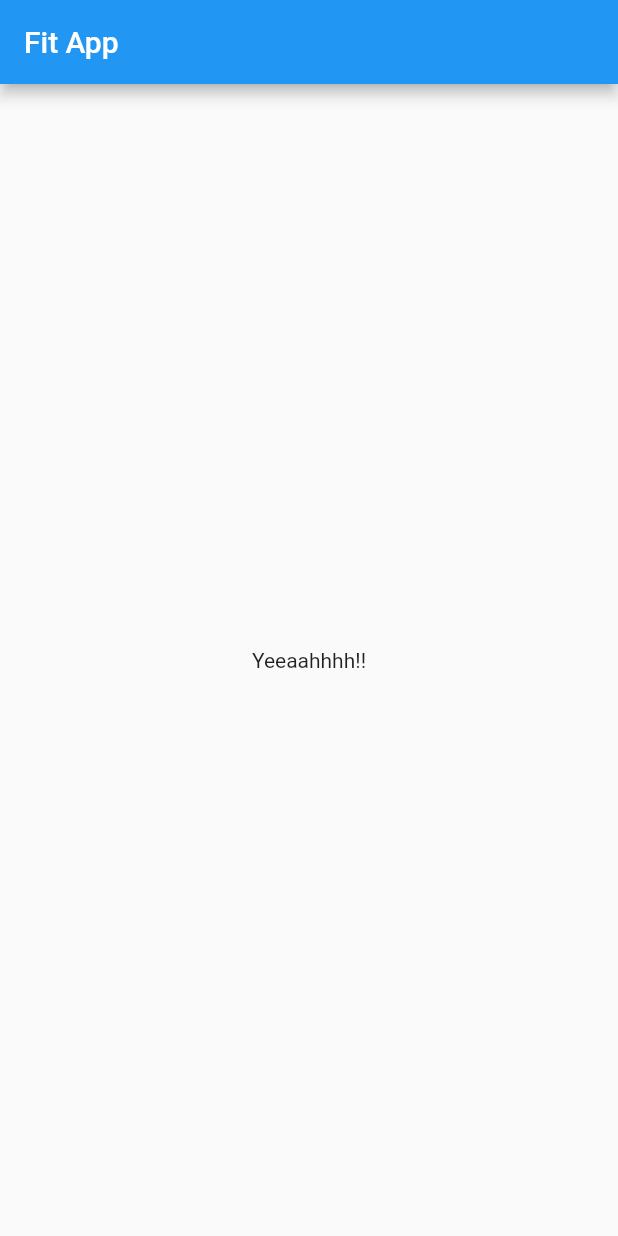
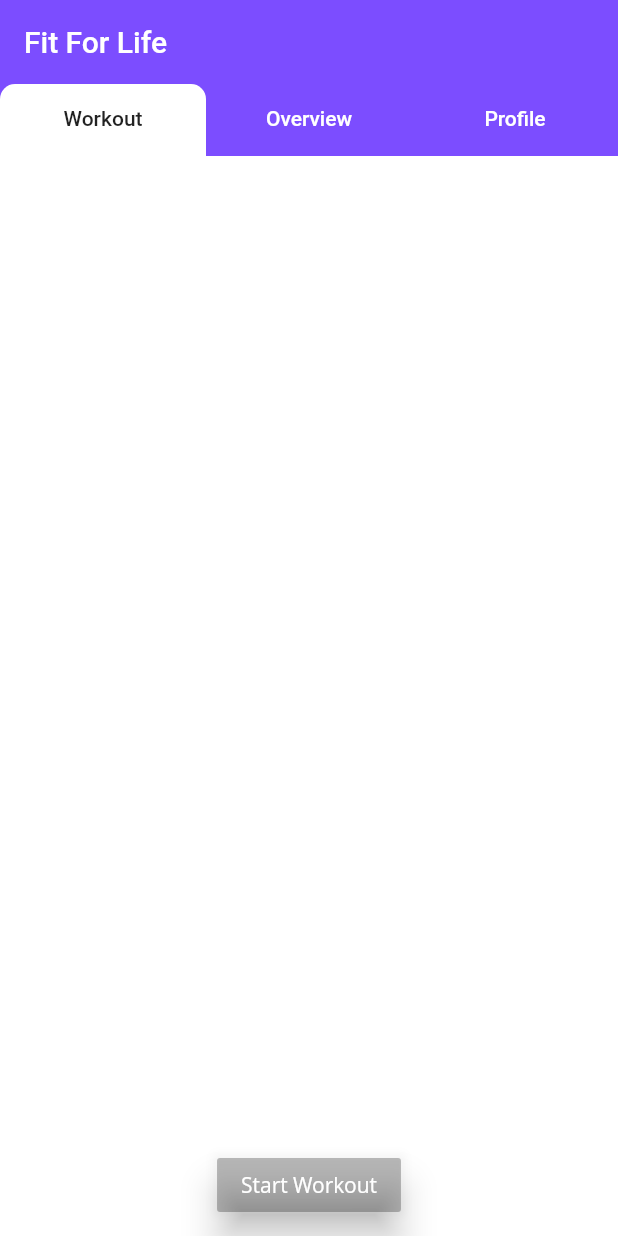
Before and after one commit to huyhoang1521/Fit-App, a Flutter app: the screen it shows after launch, on a phone screen of 412 x 824 dp. Run offline on Flutter 3.47's test engine with Material 2 defaults, Android fonts, the phone set to English and light mode, and no system bars; Roboto replaces fonts that are missing (Open Sans).

Commit message:
Home Page Layout

```diff
--- /dev/null
+++ b/lib/WorkoutRoutinePage.dart
@@ -0,0 +1,53 @@
+import 'package:flutter/material.dart';
+
+class WorkOutR extends StatefulWidget {
+  @override
+  State<StatefulWidget> createState() {
+    return _WorkOutRState();
+  }
+}
+
+class Routine extends StatefulWidget {
+  @override
+  State<StatefulWidget> createState() {
+    return _RoutineState();
+  }
+}
+
+class _WorkOutRState extends State<WorkOutR> {
+  @override
+  Widget build(BuildContext context) {
+    return Align(
+      alignment: FractionalOffset.bottomCenter,
+      child: Padding(
+        padding: EdgeInsets.only(bottom: 10.0),
+        child: GestureDetector(
+          child: RaisedButton(
+            elevation: 10.0,
+            color: Colors.black26,
+            disabledColor: Colors.blueGrey,
+            textColor: Colors.white,
+            disabledElevation: 0.0,
+            onPressed: () {
+              Routine();
+            },
+            child: Text('Start Workout'),
+            //onLongPress: ,
+          ),
+        ),
+      ),
+    );
+  }
+}
+
+class _RoutineState extends State<Routine> {
+  @override
+  Widget build(BuildContext context) {
+    return Stack(
+      children: [
+        Text('Exercise num'),
+        Icon(Icons.contact_phone),
+      ],
+    );
+  }
+}
--- a/lib/app.dart
+++ b/lib/app.dart
@@ -1,3 +1,4 @@
+import 'package:fit_app/tabsystem.dart';
 import 'package:flutter/material.dart';
 import 'package:flutter/semantics.dart';
 
@@ -5,11 +6,13 @@ class App extends StatelessWidget {
   @override
   Widget build(BuildContext context) {
     return MaterialApp(
-        title: "Fit App",
-        home: Scaffold(
-            appBar: AppBar(
-              title: Text("Fit App"),
-            ),
-            body: Center(child: Text("Yeeaahhhh!!"))));
+      theme: ThemeData(
+          // Use the old theme but apply the following three changes
+          textTheme: Theme.of(context).textTheme.apply(
+              fontFamily: 'Open Sans',
+              bodyColor: Colors.black,
+              displayColor: Colors.black)),
+      home: TabSystem(),
+    );
   }
 }
--- /dev/null
+++ b/lib/tabsystem.dart
@@ -0,0 +1,48 @@
+import 'package:fit_app/WorkoutRoutinePage.dart';
+import 'package:flutter/material.dart';
+import 'package:fit_app/ProfilePage.dart';
+
+class TabSystem extends StatefulWidget {
+  @override
+  State<StatefulWidget> createState() {
+    return _TabSystemState();
+  }
+}
+
+class _TabSystemState extends State<TabSystem> {
+  @override
+  Widget build(BuildContext context) {
+    return Scaffold(
+      body: DefaultTabController(
+        length: 3,
+        child: Scaffold(
+          appBar: AppBar(
+            elevation: 0,
+            bottom: TabBar(
+              indicator: BoxDecoration(
+                  borderRadius: BorderRadius.only(
+                      topLeft: Radius.circular(10),
+                      topRight: Radius.circular(10)),
+                  color: Colors.white),
+              unselectedLabelColor: Colors.white,
+              labelColor: Colors.black87,
+              tabs: [
+                Tab(text: 'Workout'),
+                Tab(text: 'Overview'),
+                Tab(text: 'Profile'),
+              ],
+            ),
+            title: Text('Fit For Life'),
+            backgroundColor: Colors.deepPurpleAccent,
+          ),
+          body: TabBarView(children: [
+            WorkOutR(),
+            Icon(Icons.games),
+            ProfilePage(),
+          ]),
+          backgroundColor: Colors.white,
+        ),
+      ),
+    );
+  }
+}
--- a/pubspec.yaml
+++ b/pubspec.yaml
@@ -44,8 +44,8 @@ flutter:
   # the material Icons class.
   uses-material-design: true
   # To add assets to your application, add an assets section, like this:
-  # assets:
-  #   - images/a_dot_burr.jpeg
+  assets:
+    - assets/images/
   #   - images/a_dot_ham.jpeg
   # An image asset can refer to one or more resolution-specific "variants", see
   # https://flutter.dev/assets-and-images/#resolution-aware.
```
Also changed, not shown: lib/ProfilePage.dart (added, +319 -0 lines), assets/images/OAC.jpg (added), 1 other file.
